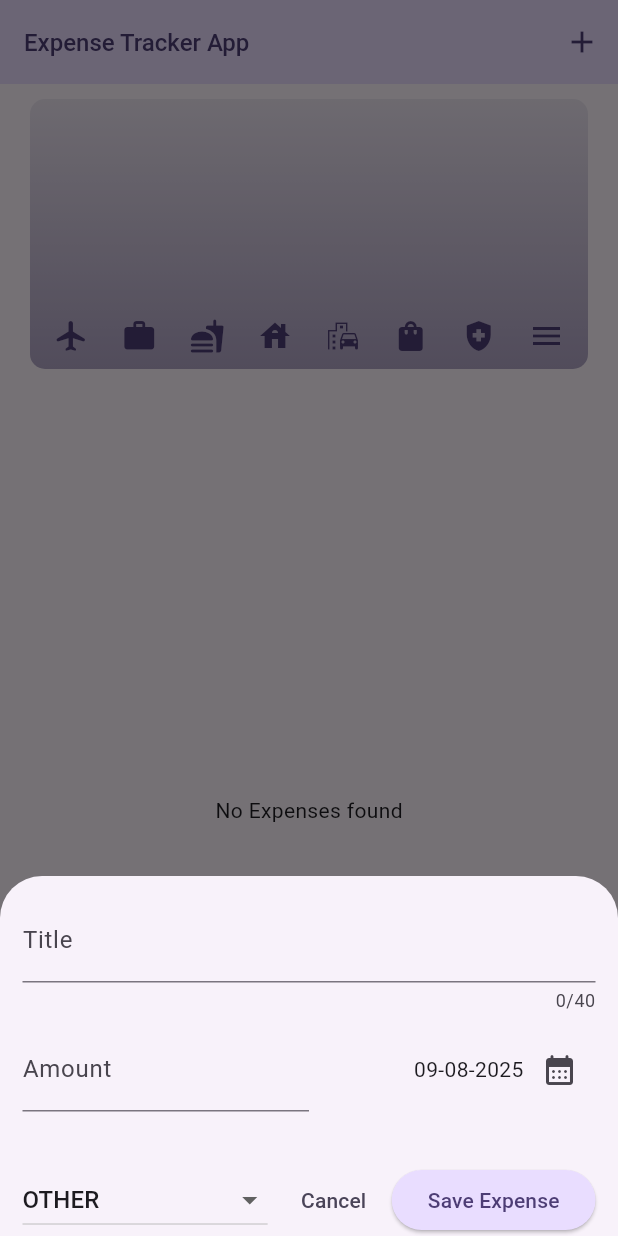
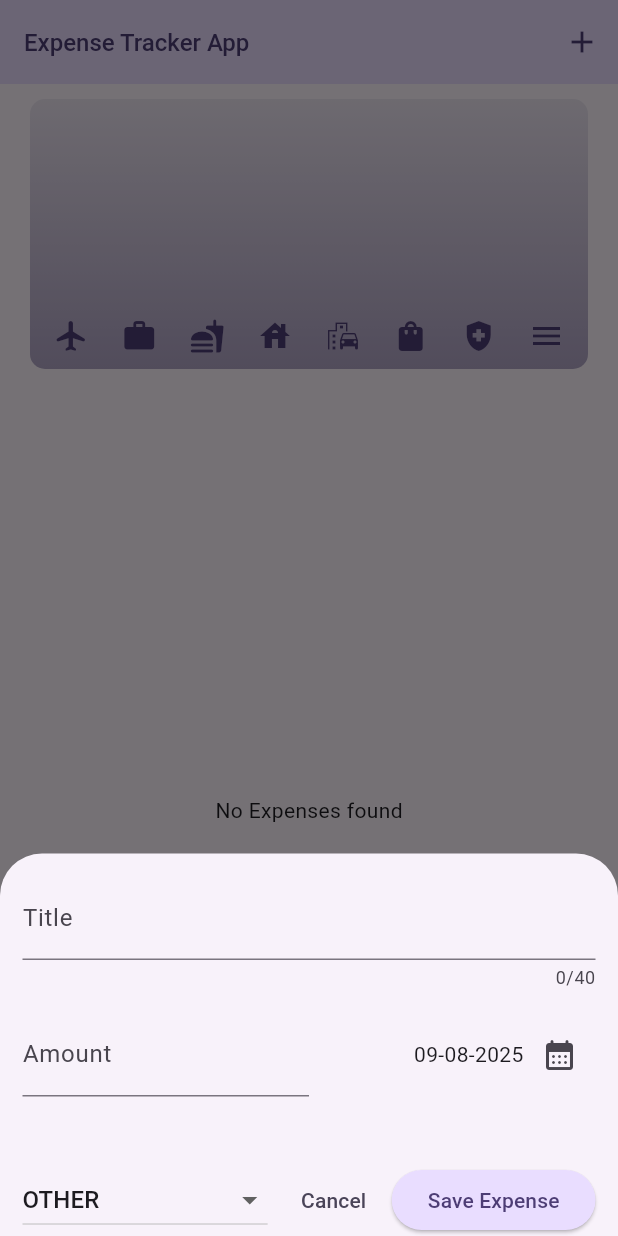
Before and after one commit to YacineGuelta47/Expense-Traker, a Flutter app: the screen it shows after launch, after a tap on the "add" icon, on a phone screen of 412 x 824 dp. Run offline on Flutter 3.47's test engine with Material 3 defaults, Android fonts, the phone set to English and light mode, and no system bars.

Commit message:
new change

```diff
--- a/lib/widgets/new_expense.dart
+++ b/lib/widgets/new_expense.dart
@@ -80,7 +80,7 @@ class _NewExpenseState extends State<NewExpense> {
       padding: EdgeInsets.fromLTRB(15, 15, 15, keyboardHeight),
       child: SingleChildScrollView(
         child: Column(
-          spacing: 10,
+          spacing: 15,
           children: [
             TextField(
               controller: titleController,
```
